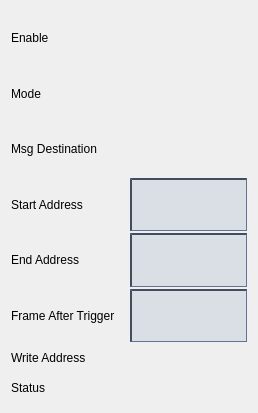
Above: new_look/waveform_engine.ui from cristinasewell/ATCA_PyDM_Screens before the change. Below: the same form after it.
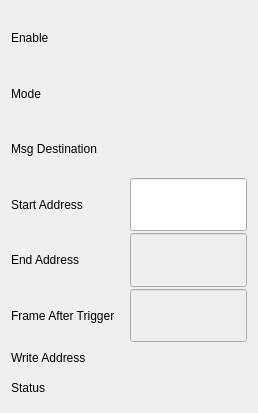
That is the form after the change. Custom widgets are drawn as their Qt base class.

The edit to the form file:
```diff
--- a/new_look/waveform_engine.ui
+++ b/new_look/waveform_engine.ui
@@ -14,37 +14,7 @@
    <string>Form</string>
   </property>
   <property name="styleSheet">
-   <string notr="true">QPushButton {
-    background-color: rgb(182, 194, 198);
-    border-color: rgb(182, 204, 212) rgb(82, 104, 112) rgb(82, 104, 112) rgb(182,204,212);
-    border-style: outset;
-    border-radius: 2px;
-    border-width: 2px; 
-    padding: 5px;
-    font: 8px;
-}
-QPushButton:hover {
-   background-color: rgb(154,170,176);
-}
-QPushButton:pressed {
-    background-color: rgb(104,198,176);
-    border-style: inset;
-    border-width: 3px;
-	border-color: rgb(32,86,73);
-}
-QPushButton:checked{
-    background-color: rgb(104,198,176);
-    border-style: inset;
-    border-width: 3px;
-	border-color: rgb(82, 104, 112)  rgb(182, 204, 212) rgb(182,204,212) rgb(82, 104, 112) ;
-}
-
-QLineEdit {
-  background-color: rgb(218,223,230);
-  border-color: rgb(66,77,96);
-  border-style: inset;
-  border-width: 2px 1px 1px 2px;
-}</string>
+   <string notr="true"/>
   </property>
   <layout class="QHBoxLayout" name="horizontalLayout">
    <item>
```
